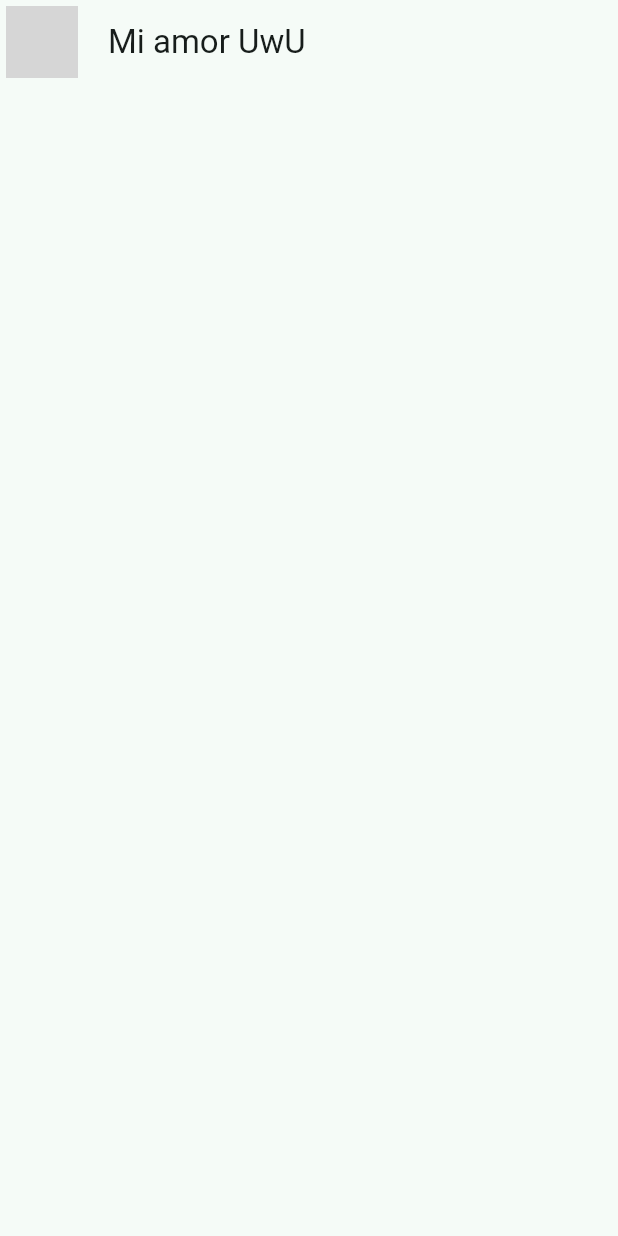
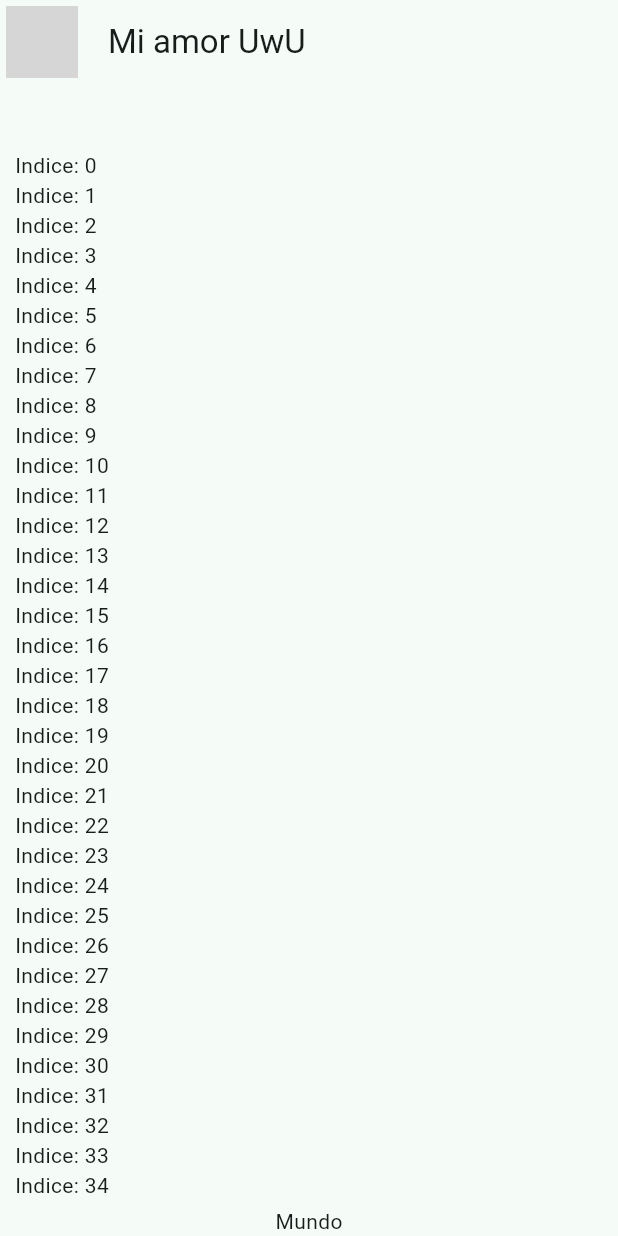
Before and after one commit to enriquegarcia96/yes_or_no_app, a Flutter app: the screen it shows after launch, on a phone screen of 412 x 824 dp. Run offline on Flutter 3.47's test engine with Material 3 defaults, Android fonts, the phone set to English and light mode, and no system bars; network calls fail; grey boxes are pictures that could not be loaded.

Commit message:
refactor: 💡 LisView
Lista para los mensajes

```diff
--- a/lib/presentation/chat/chat_screen.dart
+++ b/lib/presentation/chat/chat_screen.dart
@@ -6,15 +6,49 @@ class ChatScreen extends StatelessWidget {
   @override
   Widget build(BuildContext context) {
     return Scaffold(
-      appBar: AppBar(
+      appBar: _AppBar(),
+      body: _ChatView(),
+    );
+  }
+}
+
+class _AppBar extends StatelessWidget implements PreferredSizeWidget {
+  @override
+  Size get preferredSize => const Size.fromHeight(100);
+
+  @override
+  Widget build(BuildContext context) {
+    return AppBar(
       leading: const Padding(
         padding: EdgeInsets.all(4.0),
         child: CircleAvatar(
-            backgroundImage: NetworkImage('https://d26m4ikkajfmz.cloudfront.net/wp-content/uploads/2024/04/Lana-Rhoades-696x404.jpg'),
+          backgroundImage: NetworkImage(
+              'https://d26m4ikkajfmz.cloudfront.net/wp-content/uploads/2024/04/Lana-Rhoades-696x404.jpg'),
         ),
       ),
       title: const Text('Mi amor UwU'),
       centerTitle: false,
+    );
+  }
+}
+
+class _ChatView extends StatelessWidget {
+  @override
+  Widget build(BuildContext context) {
+    return SafeArea(
+      child: Padding(
+        padding: const EdgeInsets.symmetric(horizontal: 10),
+        child: Column(
+          children: [
+            Expanded(child: ListView.builder(
+              itemCount: 100,
+              itemBuilder: (context, index) {
+                return Text('Indice: $index');
+              },
+            )),
+            Text('Mundo')
+          ],
+        ),
       ),
     );
   }
```
Lines whose indentation alone changed are shown as unchanged.
